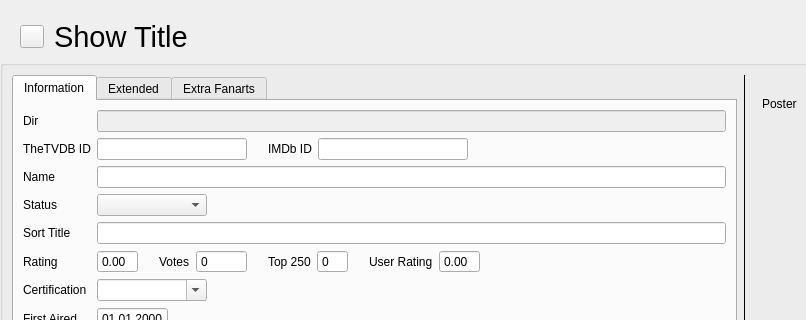
The window that src/ui/tv_show/TvShowWidgetTvShow.ui (Komet/MediaElch) describes before a commit, drawn with Qt 5; both pictures show x 0 to 806 and y 0 to 320 of the 954 by 783 pixel window.
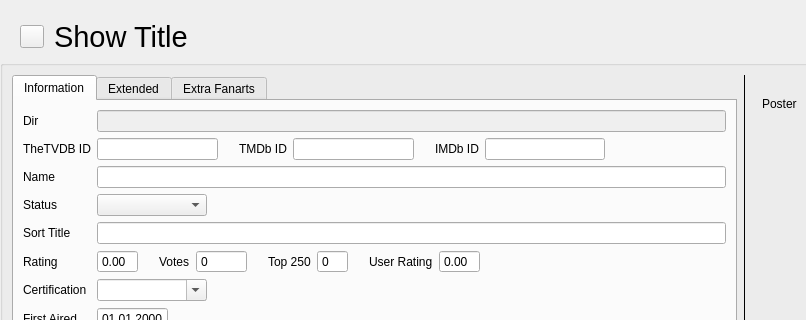
The same window after the commit. Icons and pictures are not drawn. Custom widgets are drawn as their Qt base class.

Commit message: [TvShows] Add TMDb ID

What changed in the file:
```diff
--- a/src/ui/tv_show/TvShowWidgetTvShow.ui
+++ b/src/ui/tv_show/TvShowWidgetTvShow.ui
@@ -429,6 +429,32 @@
                 </property>
                </widget>
               </item>
+              <item>
+               <spacer name="horizontalSpacer_10">
+                <property name="orientation">
+                 <enum>Qt::Horizontal</enum>
+                </property>
+                <property name="sizeType">
+                 <enum>QSizePolicy::Fixed</enum>
+                </property>
+                <property name="sizeHint" stdset="0">
+                 <size>
+                  <width>15</width>
+                  <height>20</height>
+                 </size>
+                </property>
+               </spacer>
+              </item>
+              <item>
+               <widget class="QLabel" name="lblTmdbId">
+                <property name="text">
+                 <string>TMDb ID</string>
+                </property>
+               </widget>
+              </item>
+              <item>
+               <widget class="QLineEdit" name="tmdbId"/>
+              </item>
               <item>
                <spacer name="horizontalSpacer_9">
                 <property name="orientation">
```
Left out of the diff: 4 changed lines with no effect on the pictures. The commit also changes 16 other files.
